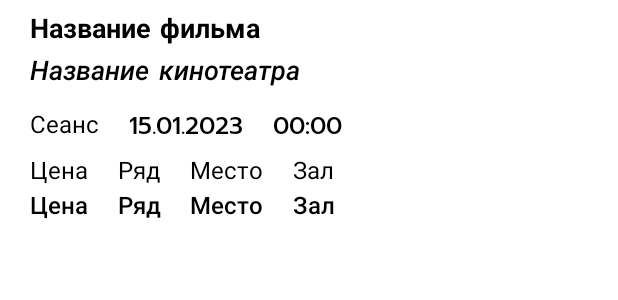
After one commit to pmvs2022/labrabota11-gr13a-cinema, an Android app: the layout my_ticket_item.xml on its own in the app's theme, with its tools: preview values and no code run, on a phone screen of 412 x 824 dp. The commit adds this screen. Shown: the top 300 px of the screen. Run offline under Robolectric (Android 15) with nearby library versions, the phone set to English and light mode, and no system bars.

Commit message:
Add MyTicketsView

```diff
--- a/Cinema/app/src/main/AndroidManifest.xml
+++ b/Cinema/app/src/main/AndroidManifest.xml
@@ -36,6 +36,7 @@
         <activity android:name=".View.MovieActivity"/>
         <activity android:name=".View.SessionSeatsView.SessionSeats"/>
         <activity android:name=".View.BuyTicket"/>
+        <activity android:name=".View.MyTicketsView.MyTickets"/>
     </application>
 
 </manifest>
--- /dev/null
+++ b/Cinema/app/src/main/res/layout/my_ticket_item.xml
@@ -0,0 +1,170 @@
+<?xml version="1.0" encoding="utf-8"?>
+<FrameLayout xmlns:android="http://schemas.android.com/apk/res/android"
+    android:layout_width="wrap_content"
+    android:layout_height="wrap_content">
+
+    <RelativeLayout
+        android:layout_width="wrap_content"
+        android:layout_height="wrap_content"
+        android:paddingHorizontal="20dp"
+        android:paddingVertical="5dp">
+
+        <TextView
+            android:id="@+id/tv_filmName"
+            android:layout_width="wrap_content"
+            android:layout_height="wrap_content"
+            android:fontFamily="@font/prompt_bold"
+            android:text="@string/film_name"
+            android:textColor="@color/black"
+            android:textSize="18sp" />
+
+        <TextView
+            android:id="@+id/tv_cinemaName"
+            android:layout_width="wrap_content"
+            android:layout_height="wrap_content"
+            android:layout_below="@id/tv_filmName"
+            android:fontFamily="@font/prompt_medium"
+            android:text="@string/cinemaName"
+            android:textColor="@color/black"
+            android:textSize="18dp"
+            android:textStyle="italic" />
+
+        <RelativeLayout
+            android:id="@+id/rl_session"
+            android:layout_width="wrap_content"
+            android:layout_height="wrap_content"
+            android:layout_below="@id/tv_cinemaName"
+            android:layout_marginTop="10dp">
+
+            <TextView
+                android:id="@+id/tv_session"
+                android:layout_width="wrap_content"
+                android:layout_height="wrap_content"
+                android:fontFamily="@font/prompt_regular"
+                android:text="@string/session"
+                android:textColor="@color/black"
+                android:textSize="16dp" />
+
+            <TextView
+                android:id="@+id/tv_date"
+                android:layout_width="wrap_content"
+                android:layout_height="wrap_content"
+                android:layout_marginLeft="20dp"
+                android:layout_toRightOf="@id/tv_session"
+                android:fontFamily="@font/prompt_medium"
+                android:text="@string/date"
+                android:textColor="@color/black"
+                android:textSize="16dp" />
+
+            <TextView
+                android:id="@+id/tv_time"
+                android:layout_width="wrap_content"
+                android:layout_height="wrap_content"
+                android:layout_marginLeft="20dp"
+                android:layout_toRightOf="@id/tv_date"
+                android:fontFamily="@font/prompt_medium"
+                android:text="@string/time"
+                android:textColor="@color/black"
+                android:textSize="16dp" />
+        </RelativeLayout>
+
+        <RelativeLayout
+            android:id="@+id/rl_data"
+            android:layout_width="wrap_content"
+            android:layout_height="wrap_content"
+            android:layout_below="@id/rl_session"
+            android:layout_marginTop="5dp"
+            android:layout_marginBottom="10dp">
+
+            <TextView
+                android:id="@+id/tv_price"
+                android:layout_width="wrap_content"
+                android:layout_height="wrap_content"
+                android:fontFamily="@font/prompt_regular"
+                android:text="@string/price"
+                android:textColor="@color/black"
+                android:textSize="16dp" />
+
+            <TextView
+                android:id="@+id/tv_priceData"
+                android:layout_width="wrap_content"
+                android:layout_height="wrap_content"
+                android:layout_below="@id/tv_price"
+                android:fontFamily="@font/prompt_medium"
+                android:text="@string/price"
+                android:textColor="@color/black"
+                android:textSize="16dp" />
+
+            <TextView
+                android:id="@+id/tv_row"
+                android:layout_width="wrap_content"
+                android:layout_height="wrap_content"
+                android:layout_marginLeft="20dp"
+                android:layout_toRightOf="@id/tv_price"
+                android:fontFamily="@font/prompt_regular"
+                android:text="@string/rowName"
+                android:textColor="@color/black"
+                android:textSize="16dp" />
+
+            <TextView
+                android:id="@+id/tv_rowData"
+                android:layout_width="wrap_content"
+                android:layout_height="wrap_content"
+                android:layout_below="@id/tv_row"
+                android:layout_marginLeft="20dp"
+                android:layout_toRightOf="@id/tv_price"
+                android:fontFamily="@font/prompt_medium"
+                android:text="@string/rowName"
+                android:textColor="@color/black"
+                android:textSize="16dp" />
+
+            <TextView
+                android:id="@+id/tv_place"
+                android:layout_width="wrap_content"
+                android:layout_height="wrap_content"
+                android:layout_marginLeft="20dp"
+                android:layout_toRightOf="@id/tv_row"
+                android:fontFamily="@font/prompt_regular"
+                android:text="@string/place"
+                android:textColor="@color/black"
+                android:textSize="16dp" />
+
+            <TextView
+                android:id="@+id/tv_placeData"
+                android:layout_width="wrap_content"
+                android:layout_height="wrap_content"
+                android:layout_below="@id/tv_place"
+                android:layout_marginLeft="20dp"
+                android:layout_toRightOf="@id/tv_row"
+                android:fontFamily="@font/prompt_medium"
+                android:text="@string/place"
+                android:textColor="@color/black"
+                android:textSize="16dp" />
+
+            <TextView
+                android:id="@+id/tv_hall"
+                android:layout_width="wrap_content"
+                android:layout_height="wrap_content"
+                android:layout_marginLeft="20dp"
+                android:layout_toRightOf="@id/tv_place"
+                android:fontFamily="@font/prompt_regular"
+                android:text="@string/hall"
+                android:textColor="@color/black"
+                android:textSize="16dp" />
+
+            <TextView
+                android:id="@+id/tv_hallData"
+                android:layout_width="wrap_content"
+                android:layout_height="wrap_content"
+                android:layout_below="@id/tv_hall"
+                android:layout_marginLeft="20dp"
+                android:layout_toRightOf="@id/tv_place"
+                android:fontFamily="@font/prompt_medium"
+                android:text="@string/hall"
+                android:textColor="@color/black"
+                android:textSize="16dp" />
+        </RelativeLayout>
+
+    </RelativeLayout>
+
+</FrameLayout>
--- a/Cinema/app/src/main/res/values/strings.xml
+++ b/Cinema/app/src/main/res/values/strings.xml
@@ -39,4 +39,5 @@
     <string name="buy">Купить</string>
     <string name="cancel">Отменить</string>
     <string name="smth_went_wrong">Что-то пошло не так...</string>
+    <string name="my_tickets">Мои билеты</string>
 </resources>
```
Also changed, not shown: Cinema/app/src/main/java/com/ivanova/cinema/View/BuyTicket.java (+6 -1 lines), Cinema/app/src/main/java/com/ivanova/cinema/View/MyTicketsView/MyTickets.java (added, +44 -0 lines), Cinema/app/src/main/java/com/ivanova/cinema/View/MyTicketsView/MyTicketsRecyclerViewAdapter.java (added, +74 -0 lines), Cinema/app/src/main/res/layout/my_tickets.xml (added, +27 -0 lines).
